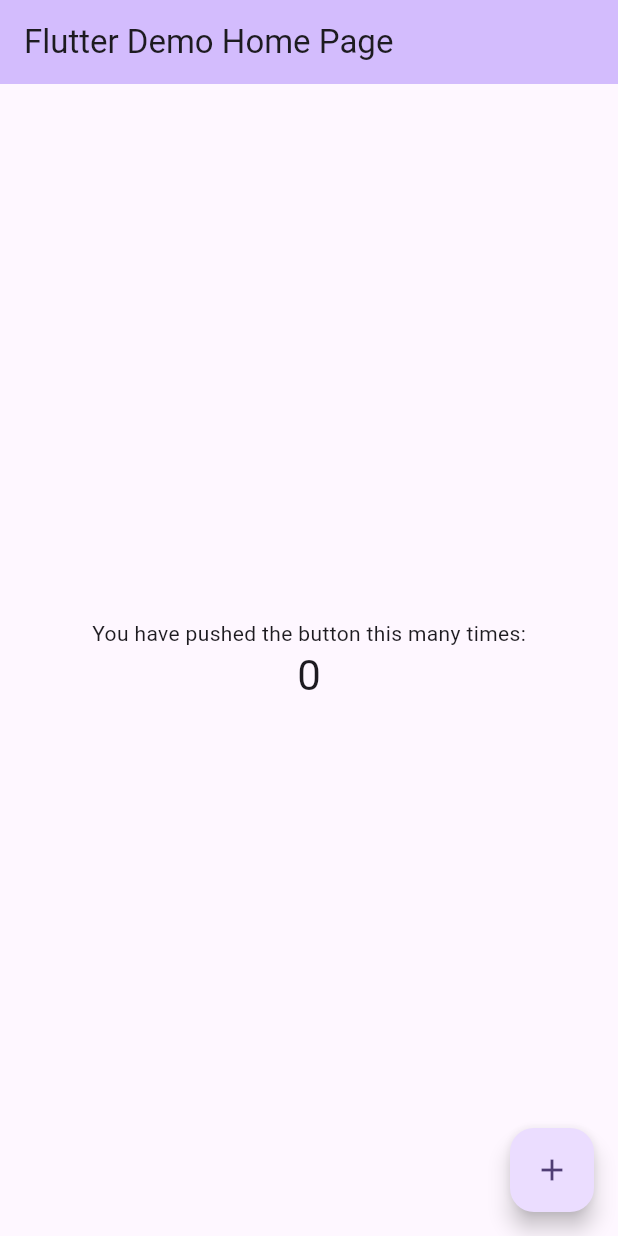
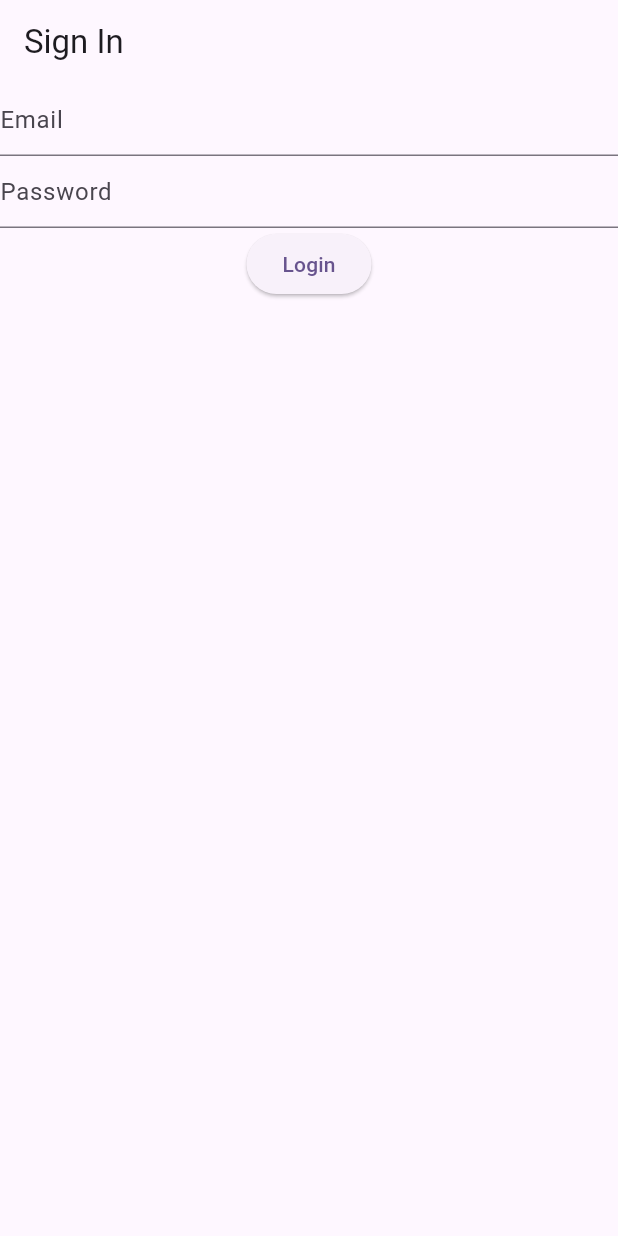
Before and after one commit to bhargavkothiya/firebase_auth_app, a Flutter app: the screen it shows after launch, on a phone screen of 412 x 824 dp. Run offline on Flutter 3.47's test engine with Material 3 defaults, Android fonts, the phone set to English and light mode, and no system bars; our stand-ins replace firebase_auth, firebase_core, get; accounts and stored records are empty.

Commit message:
Add Email-Password login

```diff
--- a/lib/main.dart
+++ b/lib/main.dart
@@ -1,5 +1,7 @@
+import 'package:firebase_auth_app/presentation/wrapper.dart';
 import 'package:firebase_core/firebase_core.dart';
 import 'package:flutter/material.dart';
+import 'package:get/get_navigation/src/root/get_material_app.dart';
 
 void main() async{
   WidgetsFlutterBinding.ensureInitialized();
@@ -14,115 +16,12 @@ class MyApp extends StatelessWidget {
 
   @override
   Widget build(BuildContext context) {
-
-
-    return MaterialApp(
+    return GetMaterialApp(
       title: 'Flutter Demo',
       theme: ThemeData(
-        // This is the theme of your application.
-        //
-        // TRY THIS: Try running your application with "flutter run". You'll see
-        // the application has a purple toolbar. Then, without quitting the app,
-        // try changing the seedColor in the colorScheme below to Colors.green
-        // and then invoke "hot reload" (save your changes or press the "hot
-        // reload" button in a Flutter-supported IDE, or press "r" if you used
-        // the command line to start the app).
-        //
-        // Notice that the counter didn't reset back to zero; the application
-        // state is not lost during the reload. To reset the state, use hot
-        // restart instead.
-        //
-        // This works for code too, not just values: Most code changes can be
-        // tested with just a hot reload.
         colorScheme: .fromSeed(seedColor: Colors.deepPurple),
       ),
-      home: const MyHomePage(title: 'Flutter Demo Home Page'),
+      home: Wrapper()
     );
   }
 }
-
-class MyHomePage extends StatefulWidget {
-  const MyHomePage({super.key, required this.title});
-
-  // This widget is the home page of your application. It is stateful, meaning
-  // that it has a State object (defined below) that contains fields that affect
-  // how it looks.
-
-  // This class is the configuration for the state. It holds the values (in this
-  // case the title) provided by the parent (in this case the App widget) and
-  // used by the build method of the State. Fields in a Widget subclass are
-  // always marked "final".
-
-  final String title;
-
-  @override
-  State<MyHomePage> createState() => _MyHomePageState();
-}
-
-class _MyHomePageState extends State<MyHomePage> {
-  int _counter = 0;
-
-  void _incrementCounter() {
-    setState(() {
-      // This call to setState tells the Flutter framework that something has
-      // changed in this State, which causes it to rerun the build method below
-      // so that the display can reflect the updated values. If we changed
-      // _counter without calling setState(), then the build method would not be
-      // called again, and so nothing would appear to happen.
-      _counter++;
-    });
-  }
-
-  @override
-  Widget build(BuildContext context) {
-    // This method is rerun every time setState is called, for instance as done
-    // by the _incrementCounter method above.
-    //
-    // The Flutter framework has been optimized to make rerunning build methods
-    // fast, so that you can just rebuild anything that needs updating rather
-    // than having to individually change instances of widgets.
-    return Scaffold(
-      appBar: AppBar(
-        // TRY THIS: Try changing the color here to a specific color (to
-        // Colors.amber, perhaps?) and trigger a hot reload to see the AppBar
-        // change color while the other colors stay the same.
-        backgroundColor: Theme.of(context).colorScheme.inversePrimary,
-        // Here we take the value from the MyHomePage object that was created by
-        // the App.build method, and use it to set our appbar title.
-        title: Text(widget.title),
-      ),
-      body: Center(
-        // Center is a layout widget. It takes a single child and positions it
-        // in the middle of the parent.
-        child: Column(
-          // Column is also a layout widget. It takes a list of children and
-          // arranges them vertically. By default, it sizes itself to fit its
-          // children horizontally, and tries to be as tall as its parent.
-          //
-          // Column has various properties to control how it sizes itself and
-          // how it positions its children. Here we use mainAxisAlignment to
-          // center the children vertically; the main axis here is the vertical
-          // axis because Columns are vertical (the cross axis would be
-          // horizontal).
-          //
-          // TRY THIS: Invoke "debug painting" (choose the "Toggle Debug Paint"
-          // action in the IDE, or press "p" in the console), to see the
-          // wireframe for each widget.
-          mainAxisAlignment: .center,
-          children: [
-            const Text('You have pushed the button this many times:'),
-            Text(
-              '$_counter',
-              style: Theme.of(context).textTheme.headlineMedium,
-            ),
-          ],
-        ),
-      ),
-      floatingActionButton: FloatingActionButton(
-        onPressed: _incrementCounter,
-        tooltip: 'Increment',
-        child: const Icon(Icons.add),
-      ),
-    );
-  }
-}
--- /dev/null
+++ b/lib/presentation/home_screen.dart
@@ -0,0 +1,27 @@
+import 'package:firebase_auth/firebase_auth.dart';
+import 'package:flutter/cupertino.dart';
+import 'package:flutter/material.dart';
+
+class HomeScreen extends StatefulWidget {
+  const HomeScreen({super.key});
+
+  @override
+  State<HomeScreen> createState() => _HomeScreenState();
+}
+
+class _HomeScreenState extends State<HomeScreen> {
+  final user = FirebaseAuth.instance.currentUser;
+
+  @override
+  Widget build(BuildContext context) {
+    return Scaffold(
+      appBar: AppBar(title: Text(user!.email.toString())),
+      floatingActionButton: ElevatedButton(
+        onPressed: () async {
+          await FirebaseAuth.instance.signOut();
+        },
+        child: Text("Sign Out"),
+      ),
+    );
+  }
+}
--- /dev/null
+++ b/lib/presentation/sign_in_screen.dart
@@ -0,0 +1,50 @@
+import 'package:firebase_auth/firebase_auth.dart';
+import 'package:flutter/cupertino.dart';
+import 'package:flutter/material.dart';
+
+class SignInScreen extends StatefulWidget {
+  const SignInScreen({super.key});
+
+  @override
+  State<SignInScreen> createState() => _SignInScreenState();
+}
+
+class _SignInScreenState extends State<SignInScreen> {
+  final TextEditingController emailController = TextEditingController();
+  final TextEditingController passWordController = TextEditingController();
+
+  Login({required String email, required String password}) async {
+    await FirebaseAuth.instance.signInWithEmailAndPassword(
+      email: email,
+      password: password,
+    );
+  }
+
+  @override
+  Widget build(BuildContext context) {
+    return Scaffold(
+      appBar: AppBar(title: Text("Sign In")),
+      body: Column(
+        children: [
+          TextField(
+            decoration: InputDecoration(hintText: "Email"),
+            controller: emailController,
+          ),
+          TextField(
+            decoration: InputDecoration(hintText: "Password"),
+            controller: passWordController,
+          ),
+          ElevatedButton(
+            onPressed: () async {
+              await Login(
+                email: emailController.text.trim(),
+                password: passWordController.text.trim(),
+              );
+            },
+            child: Text("Login"),
+          ),
+        ],
+      ),
+    );
+  }
+}
--- /dev/null
+++ b/lib/presentation/wrapper.dart
@@ -0,0 +1,31 @@
+import 'package:firebase_auth_app/presentation/sign_in_screen.dart';
+import 'package:firebase_auth/firebase_auth.dart';
+import 'package:flutter/cupertino.dart';
+import 'package:flutter/material.dart';
+
+import 'home_screen.dart';
+
+class Wrapper extends StatefulWidget {
+  const Wrapper({super.key});
+
+  @override
+  State<Wrapper> createState() => _WrapperState();
+}
+
+class _WrapperState extends State<Wrapper> {
+  @override
+  Widget build(BuildContext context) {
+    return Scaffold(
+      body: StreamBuilder(
+        stream: FirebaseAuth.instance.authStateChanges(),
+        builder: (context, snapshot) {
+          if (snapshot.hasData) {
+           return HomeScreen();
+          } else {
+            return SignInScreen();
+          }
+        },
+      ),
+    );
+  }
+}
--- a/pubspec.yaml
+++ b/pubspec.yaml
@@ -36,6 +36,7 @@ dependencies:
   cupertino_icons: ^1.0.8
   firebase_core: ^4.11.0
   firebase_auth: ^6.5.4
+  get: ^4.7.3
 
 
 dev_dependencies:
```
Also changed, not shown: 1 other file.
